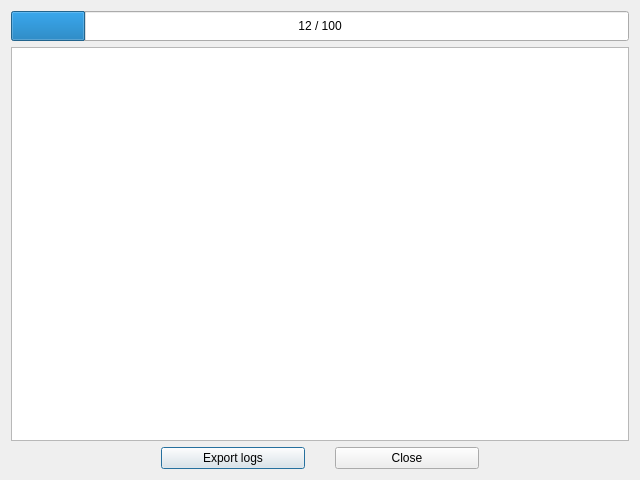
Old version of the form progressdialog.ui in the repository Extervin/AUCTool.
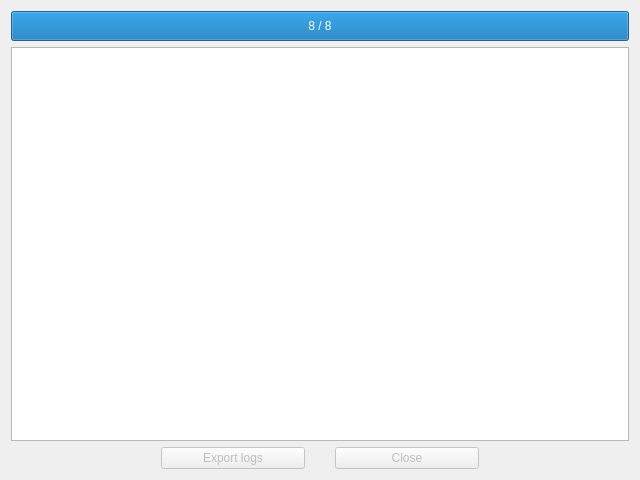
New version of the form.

```diff
--- a/progressdialog.ui
+++ b/progressdialog.ui
@@ -32,10 +32,10 @@
       </size>
      </property>
      <property name="maximum">
-      <number>100</number>
+      <number>8</number>
      </property>
      <property name="value">
-      <number>12</number>
+      <number>8</number>
      </property>
      <property name="textVisible">
       <bool>true</bool>
@@ -50,7 +50,7 @@
       <enum>QProgressBar::TopToBottom</enum>
      </property>
      <property name="format">
-      <string>%p / %m</string>
+      <string>%v / %m</string>
      </property>
     </widget>
    </item>
@@ -73,6 +73,9 @@
      </property>
      <item>
       <widget class="QPushButton" name="exportButton">
+       <property name="enabled">
+        <bool>false</bool>
+       </property>
        <property name="maximumSize">
         <size>
          <width>200</width>
@@ -86,6 +89,9 @@
      </item>
      <item>
       <widget class="QPushButton" name="closeButton">
+       <property name="enabled">
+        <bool>false</bool>
+       </property>
        <property name="maximumSize">
         <size>
          <width>200</width>
```
Left out of the diff: 8 changed lines with no effect on the pictures.
